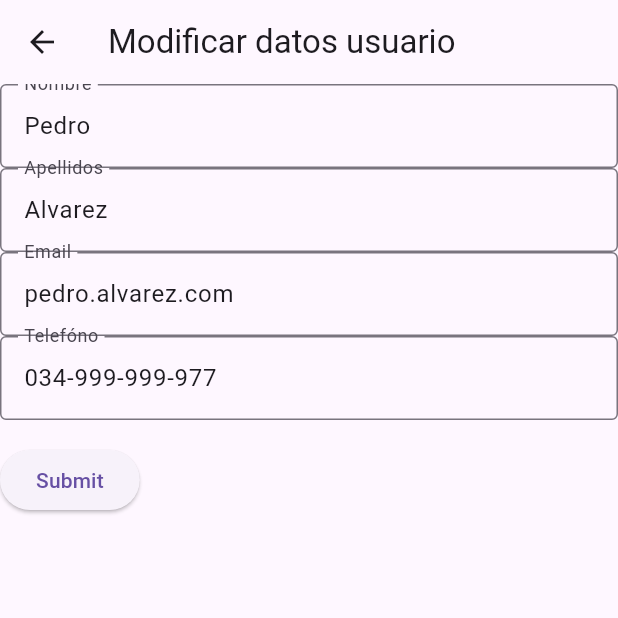
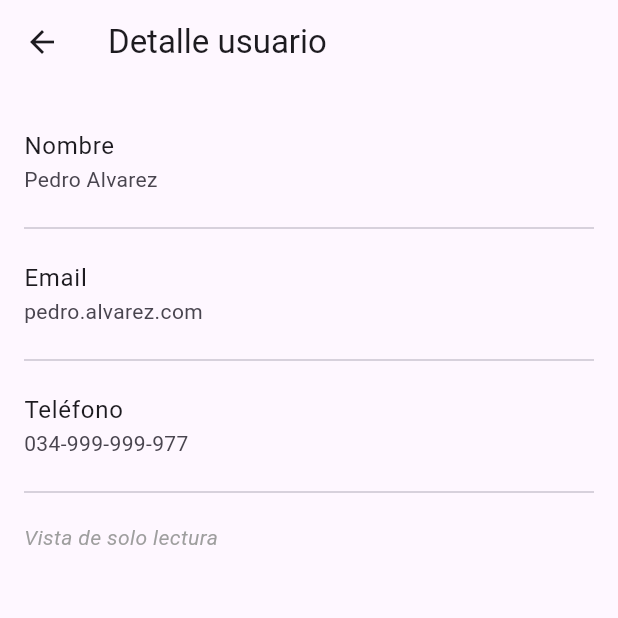
Before and after one commit to Adintt/vets-uo263610-flutter-app, a Flutter app: the screen it shows after launch, after a tap on an icon or button, on a phone screen of 412 x 824 dp, the top half of it. Run offline on Flutter 3.47's test engine with Material 3 defaults, Android fonts, the phone set to English and light mode, and no system bars.

Commit message:
vets-UO263610-flutter-OB1-Vista de detalle de usuario

```diff
--- a/vets_uo263610_flutter_app/lib/pages/home_page.dart
+++ b/vets_uo263610_flutter_app/lib/pages/home_page.dart
@@ -3,6 +3,7 @@ import 'package:vets_uo263610_flutter_app/src/user.dart';
 import 'package:vets_uo263610_flutter_app/pages/user_signup_form.dart';
 import 'package:vets_uo263610_flutter_app/pages/custom_alert_dialog.dart';
 import 'package:vets_uo263610_flutter_app/pages/user_edit_form.dart';
+import 'package:vets_uo263610_flutter_app/pages/user_detail_page.dart';
 
 class HomePage extends StatefulWidget {
   //final String _title;
@@ -61,10 +62,36 @@ class StateHomePage extends State<HomePage> {
               Navigator.push(
                 context,
                 MaterialPageRoute(
-                  builder: (context) => UserEditForm(user: currentUser),
+                  builder: (context) => UserDetailPage(user: currentUser),
                 ),
-              ).then(
-                (modifiedUser) => {
+              );
+            },
+            onLongPress: () {deleteUser(context, users[index]);},
+            title: Text("${users[index].name} ${users[index].surname}"),
+            subtitle: Text("${'Teléfono:'}${users[index].phone}"),
+            leading: CircleAvatar(
+              child: Text(users[index].name.substring(0, 1)),
+            ),
+            trailing: SizedBox(
+              width: 96,
+              child: Row(
+                mainAxisAlignment: MainAxisAlignment.end,
+                children: [
+                  IconButton(
+                    icon: const Icon(Icons.call, color: Colors.black),
+                    onPressed: () {
+                      // placeholder for call action
+                    },
+                  ),
+                  IconButton(
+                    icon: const Icon(Icons.edit, color: Colors.black),
+                    onPressed: () {
+                      User currentUser = users[index];
+                      Navigator.push(
+                        context,
+                        MaterialPageRoute(
+                            builder: (context) => UserEditForm(user: currentUser)),
+                      ).then((modifiedUser) => {
                             if (modifiedUser != null)
                               {
                                 setState(() {
@@ -81,17 +108,13 @@ class StateHomePage extends State<HomePage> {
                                     ),
                                   );
                                 }),
+                              }
+                          });
                     },
-                },
-              );
-            },
-            onLongPress: () {deleteUser(context, users[index]);},
-            title: Text("${users[index].name} ${users[index].surname}"),
-            subtitle: Text("${'Teléfono:'}${users[index].phone}"),
-            leading: CircleAvatar(
-              child: Text(users[index].name.substring(0, 1)),
                   ),
-            trailing: const Icon(Icons.call, color: Colors.black),
+                ],
+              ),
+            ),
           );
         },
       ),
--- /dev/null
+++ b/vets_uo263610_flutter_app/lib/pages/user_detail_page.dart
@@ -0,0 +1,45 @@
+import 'package:flutter/material.dart';
+import 'package:vets_uo263610_flutter_app/src/user.dart';
+
+class UserDetailPage extends StatelessWidget {
+  final User user;
+  const UserDetailPage({super.key, required this.user});
+
+  @override
+  Widget build(BuildContext context) {
+    return Scaffold(
+      appBar: AppBar(title: const Text('Detalle usuario')),
+      body: Padding(
+        padding: const EdgeInsets.all(16.0),
+        child: Column(
+          crossAxisAlignment: CrossAxisAlignment.start,
+          children: [
+            ListTile(
+              contentPadding: EdgeInsets.zero,
+              title: const Text('Nombre'),
+              subtitle: Text('${user.name} ${user.surname}'),
+            ),
+            const Divider(),
+            ListTile(
+              contentPadding: EdgeInsets.zero,
+              title: const Text('Email'),
+              subtitle: Text(user.email),
+            ),
+            const Divider(),
+            ListTile(
+              contentPadding: EdgeInsets.zero,
+              title: const Text('Teléfono'),
+              subtitle: Text(user.phone),
+            ),
+            const Divider(),
+            const SizedBox(height: 12),
+            const Text(
+              'Vista de solo lectura',
+              style: TextStyle(fontStyle: FontStyle.italic, color: Colors.grey),
+            ),
+          ],
+        ),
+      ),
+    );
+  }
+}
--- a/vets_uo263610_flutter_app/lib/pages/user_edit_form.dart
+++ b/vets_uo263610_flutter_app/lib/pages/user_edit_form.dart
@@ -33,6 +33,7 @@ class StateUserEditForm extends State<UserEditForm> {
         child: Column(
           crossAxisAlignment: CrossAxisAlignment.start,
           children: [
+            const SizedBox(height: 20), // Espaciado de 20 píxeles
             TextFormField(
               controller: nameController,
               decoration: const InputDecoration(
@@ -48,6 +49,7 @@ class StateUserEditForm extends State<UserEditForm> {
               },
               onSaved: (value) => nameController.text = value ?? '',
             ),
+            const SizedBox(height: 20), // Espaciado de 20 píxeles
             TextFormField(
               controller: surnameController,
               decoration: const InputDecoration(
@@ -65,6 +67,7 @@ class StateUserEditForm extends State<UserEditForm> {
                 surnameController.text = value ?? '';
               },
             ),
+            const SizedBox(height: 20), // Espaciado de 20 píxeles
             TextFormField(
               controller: emailController,
               decoration: const InputDecoration(
@@ -82,6 +85,7 @@ class StateUserEditForm extends State<UserEditForm> {
                 emailController.text = value ?? '';
               },
             ),
+            const SizedBox(height: 20), // Espaciado de 20 píxeles
             TextFormField(
               controller: phoneController,
               decoration: const InputDecoration(
```
Lines whose indentation alone changed are shown as unchanged.
